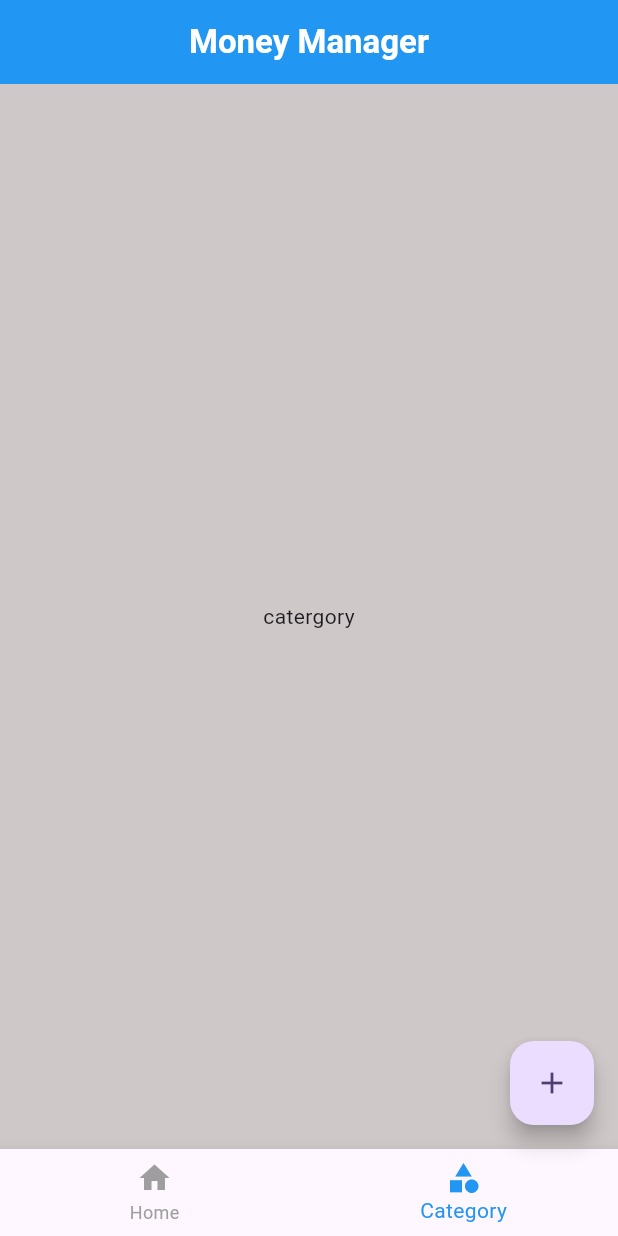
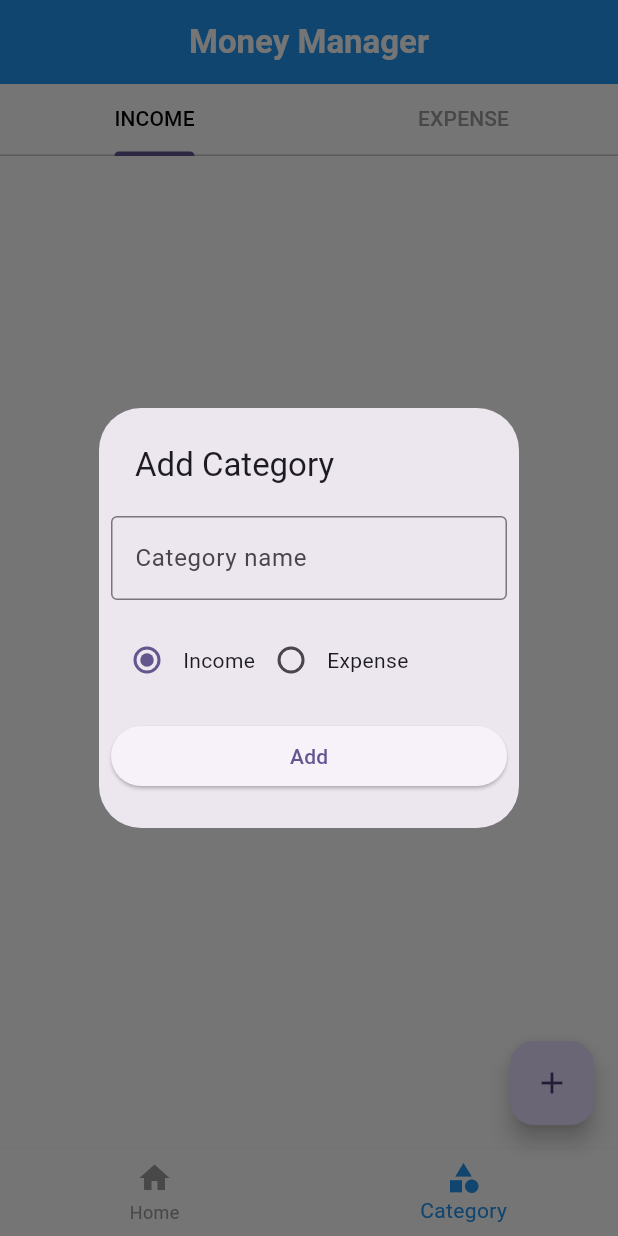
Before and after one commit to jaimonvarghese/money_manager_app, a Flutter app: the screen it shows after launch, item 2 of the bottom bar chosen, after a tap on the "add" icon, on a phone screen of 412 x 824 dp. Run offline on Flutter 3.47's test engine with Material 3 defaults, Android fonts, the phone set to English and light mode, and no system bars; our stand-ins replace hive_flutter; accounts and stored records are empty.

Commit message:
Category-screen,add-category-scrren,expense-list,income-list and add transation screen is created

```diff
--- /dev/null
+++ b/lib/db/category/category_db.dart
@@ -0,0 +1,60 @@
+import 'package:flutter/cupertino.dart';
+import 'package:hive_flutter/hive_flutter.dart';
+import 'package:money_manager_app/models/category/cateegory_model.dart';
+
+const CATEGORY_DB_NAME = 'category-database';
+
+abstract class CategoryDbFuctions {
+  Future<List<CateegoryModel>> getCategories();
+  Future<void> insertCategory(CateegoryModel value);
+  Future<void> deleteCategory(String categoryID);
+}
+
+class CategoryDb implements CategoryDbFuctions {
+
+  CategoryDb._internal();
+  static CategoryDb instance = CategoryDb._internal();
+
+  factory CategoryDb(){
+    return instance;
+  }
+
+
+
+  ValueNotifier<List<CateegoryModel>> incomeCategoryListNotifier = ValueNotifier([]);
+  ValueNotifier<List<CateegoryModel>> expenseCategoryListNotifier = ValueNotifier([]);
+  @override
+  Future<void> insertCategory(CateegoryModel value) async {
+    final _categoryDb = await Hive.openBox<CateegoryModel>(CATEGORY_DB_NAME);
+    _categoryDb.put(value.id, value);
+    refreshUI();
+  }
+
+  @override
+  Future<List<CateegoryModel>> getCategories() async {
+    final _categoryDb = await Hive.openBox<CateegoryModel>(CATEGORY_DB_NAME);
+    return _categoryDb.values.toList();
+  }
+
+  Future<void> refreshUI() async {
+    final _allCategories = await getCategories();
+    incomeCategoryListNotifier.value.clear();
+    expenseCategoryListNotifier.value.clear();
+    await Future.forEach(_allCategories, (CateegoryModel category) {
+      if (category.type == CategoryType.income) {
+        incomeCategoryListNotifier.value.add(category);
+      } else {
+        expenseCategoryListNotifier.value.add(category);
+      }
+    });
+    incomeCategoryListNotifier.notifyListeners();
+    expenseCategoryListNotifier.notifyListeners();
+  }
+
+  @override
+  Future<void> deleteCategory(String categoryID) async{
+    final _categoryDb = await Hive.openBox<CateegoryModel>(CATEGORY_DB_NAME);
+    await _categoryDb.delete(categoryID);
+    refreshUI();
+  }
+}
--- a/lib/main.dart
+++ b/lib/main.dart
@@ -1,7 +1,17 @@
 import 'package:flutter/material.dart';
+import 'package:money_manager_app/models/category/cateegory_model.dart';
 import 'package:money_manager_app/screens/home/home_screen.dart';
+import 'package:hive_flutter/hive_flutter.dart';
 
-void main() {
+void main() async {
+  WidgetsFlutterBinding.ensureInitialized();
+  await Hive.initFlutter();
+  if (!Hive.isAdapterRegistered(CategoryTypeAdapter().typeId)) {
+    Hive.registerAdapter(CategoryTypeAdapter());
+  }
+  if (!Hive.isAdapterRegistered(CateegoryModelAdapter().typeId)) {
+    Hive.registerAdapter(CateegoryModelAdapter());
+  }
   runApp(const MyApp());
 }
 
@@ -12,7 +22,7 @@ class MyApp extends StatelessWidget {
     return MaterialApp(
       debugShowCheckedModeBanner: false,
       theme: ThemeData(
-        colorScheme: ColorScheme.fromSeed(seedColor: Colors.deepPurple),
+        colorScheme: ColorScheme.fromSeed(seedColor: const Color.fromARGB(255, 73, 5, 190)),
       ),
       home: const HomeScreen(),
     );
--- /dev/null
+++ b/lib/models/category/cateegory_model.dart
@@ -0,0 +1,36 @@
+import 'package:hive_flutter/hive_flutter.dart';
+ part 'cateegory_model.g.dart';
+
+@HiveType(typeId: 2)
+enum CategoryType {
+
+  @HiveField(1)
+  income,
+
+  @HiveField(2)
+  expense,
+}
+
+
+@HiveType(typeId:1)
+class CateegoryModel {
+
+  @HiveField(0)
+  final String id;
+
+  @HiveField(1)
+  final String name;
+
+  @HiveField(2)
+  final bool isDeleted;
+
+  @HiveField(3)
+  final CategoryType type;
+
+  CateegoryModel({
+    required this.id,
+    required this.name,
+    required this.type,
+    this.isDeleted = false,
+  });
+}
--- /dev/null
+++ b/lib/screens/category/category_add_popup.dart
@@ -0,0 +1,93 @@
+import 'package:flutter/material.dart';
+import 'package:money_manager_app/db/category/category_db.dart';
+import 'package:money_manager_app/models/category/cateegory_model.dart';
+
+ValueNotifier<CategoryType> selectedCategoryNotifier = ValueNotifier(
+  CategoryType.income,
+);
+
+Future<void> showCategoryAddPopup(BuildContext context) async {
+  final _nameControler = TextEditingController();
+  showDialog(
+    context: context,
+    builder: (ctx) {
+      return SimpleDialog(
+        title: Text('Add Category'),
+        children: [
+          Padding(
+            padding: const EdgeInsets.all(8.0),
+            child: TextField(
+              controller: _nameControler,
+              decoration: InputDecoration(
+                hintText: 'Category name',
+                border: OutlineInputBorder(),
+              ),
+            ),
+          ),
+          Padding(
+            padding: const EdgeInsets.all(8.0),
+            child: Row(
+              children: [
+                RadioButton(title: "Income", type: CategoryType.income),
+                RadioButton(title: "Expense", type: CategoryType.expense),
+              ],
+            ),
+          ),
+          Padding(
+            padding: EdgeInsets.all(8),
+            child: ElevatedButton(
+              onPressed: () {
+                final _name = _nameControler.text.trim();
+                if (_name.isEmpty) {
+                  return;
+                }
+                final _type = selectedCategoryNotifier.value;
+                final _category = CateegoryModel(
+                  id: DateTime.now().microsecondsSinceEpoch.toString(),
+                  name: _name,
+                  type: _type,
+                );
+                CategoryDb().insertCategory(_category);
+                Navigator.of(ctx).pop();
+              },
+              child: Text("Add"),
+            ),
+          ),
+        ],
+      );
+    },
+  );
+}
+
+class RadioButton extends StatelessWidget {
+  const RadioButton({super.key, required this.title, required this.type});
+
+  final String title;
+  final CategoryType type;
+  // CategoryType? _type;
+
+  @override
+  Widget build(BuildContext context) {
+    return Row(
+      children: [
+        ValueListenableBuilder(
+          valueListenable: selectedCategoryNotifier,
+          builder: (context, newCategory, _) {
+            return Radio<CategoryType>(
+              value: type,
+              groupValue: selectedCategoryNotifier.value,
+              onChanged: (value) {
+                if (value == null) {
+                  return;
+                }
+                selectedCategoryNotifier.value = value;
+                selectedCategoryNotifier.notifyListeners();
+              },
+            );
+          },
+        ),
+        Text(title),
+      ],
+    );
+  }
+}
--- a/lib/screens/category/catergory_screen.dart
+++ b/lib/screens/category/catergory_screen.dart
@@ -1,4 +1,7 @@
 import 'package:flutter/material.dart';
+import 'package:money_manager_app/db/category/category_db.dart';
+import 'package:money_manager_app/screens/category/expense_category_list.dart';
+import 'package:money_manager_app/screens/category/income_category_list.dart';
 
 class CatergoryScreen extends StatefulWidget {
   const CatergoryScreen({super.key});
@@ -7,10 +10,34 @@ class CatergoryScreen extends StatefulWidget {
   State<CatergoryScreen> createState() => _CatergoryScreenState();
 }
 
-class _CatergoryScreenState extends State<CatergoryScreen> {
+class _CatergoryScreenState extends State<CatergoryScreen>
+    with SingleTickerProviderStateMixin {
+  late TabController _tabController;
+
+  @override
+  void initState() {
+    _tabController = TabController(length: 2, vsync: this);
+    CategoryDb().refreshUI();
+    super.initState();
+  }
+
   @override
   Widget build(BuildContext context) {
-    return Center(child: Text("catergory"));
-
+    return Column(
+      children: [
+        TabBar(
+          labelColor: Colors.black,
+          unselectedLabelColor: Colors.grey,
+          controller: _tabController,
+          tabs: [Tab(text: 'INCOME'), Tab(text: 'EXPENSE')],
+        ),
+        Expanded(
+          child: TabBarView(
+            controller: _tabController,
+            children: [IncomeCategoryList(),ExpenseCategoryList()],
+          ),
+        ),
+      ],
+    );
   }
 }
--- /dev/null
+++ b/lib/screens/category/income_category_list.dart
@@ -0,0 +1,36 @@
+import 'package:flutter/material.dart';
+import 'package:money_manager_app/db/category/category_db.dart';
+
+class IncomeCategoryList extends StatelessWidget {
+  const IncomeCategoryList({super.key});
+
+  @override
+  Widget build(BuildContext context) {
+    return ValueListenableBuilder(
+      valueListenable: CategoryDb().incomeCategoryListNotifier,
+      builder: (context, newList, child) {
+        return ListView.separated(
+          itemBuilder: (ctx, index) {
+            final category = newList[index];
+            return Card(
+              color: const Color.fromARGB(255, 187, 204, 188),
+              child: ListTile(
+                title: Text(category.name),
+                trailing: IconButton(
+                  onPressed: () {
+                    CategoryDb.instance.deleteCategory(category.id);
+                  },
+                  icon: Icon(Icons.delete),
+                ),
+              ),
+            );
+          },
+          separatorBuilder: (ctx, index) {
+            return SizedBox(height: 10);
+          },
+          itemCount:newList.length,
+        );
+      },
+    );
+  }
+}
--- a/lib/screens/home/home_screen.dart
+++ b/lib/screens/home/home_screen.dart
@@ -1,6 +1,8 @@
 import 'package:flutter/material.dart';
+import 'package:money_manager_app/screens/category/category_add_popup.dart';
 import 'package:money_manager_app/screens/category/catergory_screen.dart';
 import 'package:money_manager_app/screens/home/widgets/money_manager_bottom_navigation.dart';
+import 'package:money_manager_app/screens/transactions/add_transation_screen.dart';
 import 'package:money_manager_app/screens/transactions/transaction_screen.dart';
 
 class HomeScreen extends StatelessWidget {
@@ -12,7 +14,7 @@ class HomeScreen extends StatelessWidget {
   @override
   Widget build(BuildContext context) {
     return Scaffold(
-      backgroundColor: const Color.fromARGB(255, 207, 200, 200),
+      backgroundColor: const Color.fromARGB(255, 255, 254, 254),
       appBar: AppBar(
         title: Text(
           "Money Manager",
@@ -32,9 +34,11 @@ class HomeScreen extends StatelessWidget {
       floatingActionButton: FloatingActionButton(
         onPressed: () {
           if (selectedIndexNotifier.value == 0) {
-            print('add tranction');
+            Navigator.of(
+              context,
+            ).push(MaterialPageRoute(builder: (ctx) => AddTransationScreen()));
           } else {
-            print("add category");
+            showCategoryAddPopup(context);
           }
         },
         child: Icon(Icons.add),
--- a/lib/screens/home/widgets/money_manager_bottom_navigation.dart
+++ b/lib/screens/home/widgets/money_manager_bottom_navigation.dart
@@ -10,6 +10,8 @@ class MoneyManagerBottomNavigation extends StatelessWidget {
       valueListenable: HomeScreen.selectedIndexNotifier,
       builder: (context, updatedIndex, _) {
         return  BottomNavigationBar(
+          elevation: 1,
+          backgroundColor: Colors.white,
         selectedItemColor: Colors.blue,
         unselectedItemColor: Colors.grey,
         currentIndex: updatedIndex,
```
Also changed, not shown: lib/screens/category/expense_category_list.dart (added, +37 -0 lines), lib/screens/transactions/add_transation_screen.dart (added, +79 -0 lines), lib/models/category/cateegory_model.g.dart (added).
